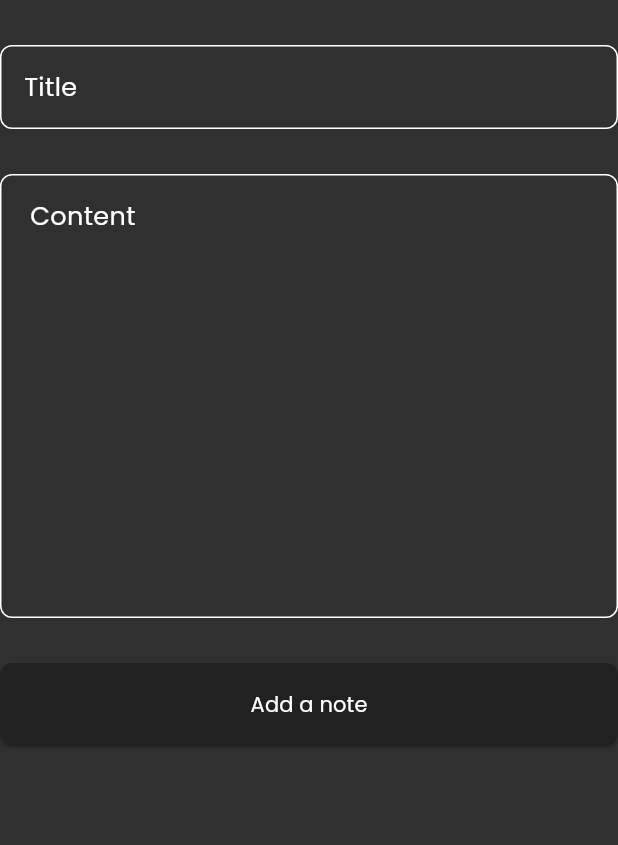
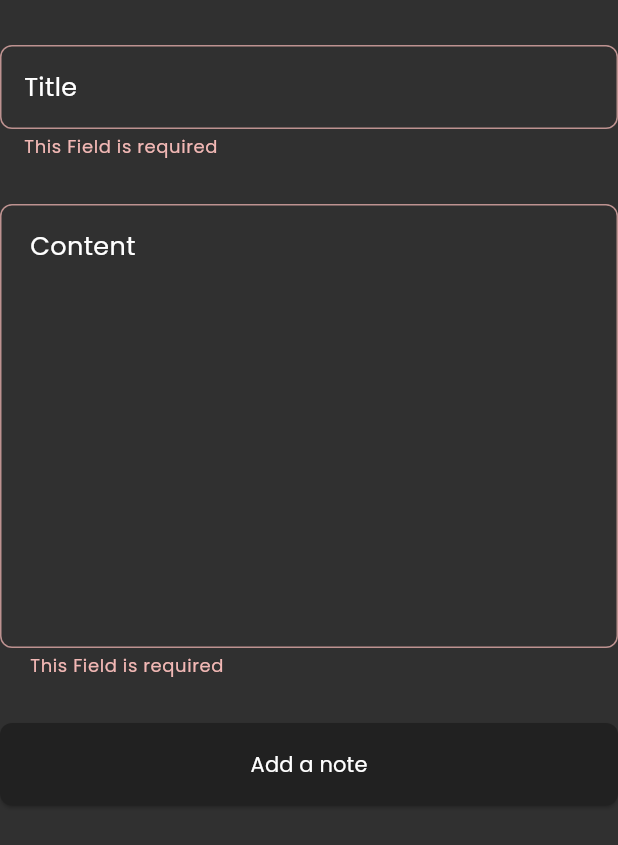
Before and after one commit to mohamedbasiouny0/NotesApp, a Flutter app: the AddNoteForm widget shown alone on an empty page, opened directly, after a tap on "Add a note", on a phone screen of 412 x 824 dp. Shown: the top 845 px of the screen. Run offline on Flutter 3.47's test engine with Material 3 defaults, Android fonts, the phone set to English and light mode, and no system bars; our stand-ins replace gap, hive, hive_flutter; accounts and stored records are empty.

Commit message:
add note cubits

```diff
--- a/lib/features/home/widgets/add_note_form.dart
+++ b/lib/features/home/widgets/add_note_form.dart
@@ -28,7 +28,13 @@ class _AddNoteFormState extends State<AddNoteForm> {
             padding: .only(bottom: 16, left: 16, right: 16, top: 16),
           ),
           Gap(30),
-          CustomElevatedButton(onPressed: () {}),
+          CustomElevatedButton(
+            onPressed: () {
+              if (formKey.currentState!.validate()) {
+                formKey.currentState!.save();
+              }
+            },
+          ),
           Gap(30),
         ],
       ),
--- a/lib/shared/widgets/custom_text_field.dart
+++ b/lib/shared/widgets/custom_text_field.dart
@@ -21,6 +21,13 @@ class CustomFormTextField extends StatelessWidget {
     );
   }
 
+  OutlineInputBorder errorBorder() {
+    return OutlineInputBorder(
+      borderRadius: BorderRadius.circular(8),
+      borderSide: BorderSide(color: Color(0xffBD9290)),
+    );
+  }
+
   @override
   Widget build(BuildContext context) {
     return TextFormField(
@@ -39,6 +46,8 @@ class CustomFormTextField extends StatelessWidget {
         hint: CustomText(text: hintText, fontSize: 17, color: Colors.white),
         enabledBorder: buildBorder(),
         focusedBorder: buildBorder(),
+        errorBorder: errorBorder(),
+        focusedErrorBorder: errorBorder(),
       ),
     );
   }
```
